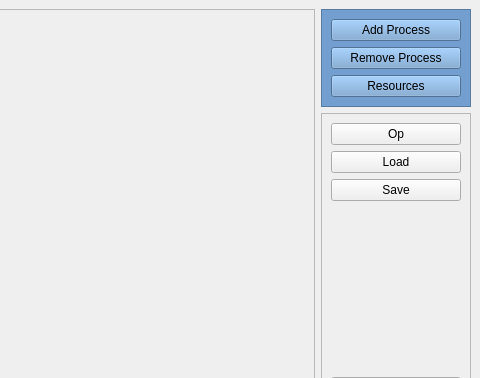
Before: the Qt Designer form simulator/OSProcessSim/mainwindow.ui in Kastautor/OSProcessSim, drawn with Qt 5; both pictures show x 302 to 782 and y 0 to 378 of the 782 by 600 pixel window.
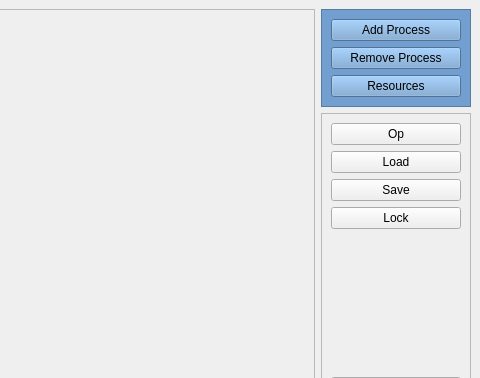
After: the same form once the commit is applied.

Diff of the .ui file:
```diff
--- a/simulator/OSProcessSim/mainwindow.ui
+++ b/simulator/OSProcessSim/mainwindow.ui
@@ -136,6 +136,13 @@
            </property>
           </widget>
          </item>
+         <item>
+          <widget class="QPushButton" name="addLockInstructionButton">
+           <property name="text">
+            <string>Lock</string>
+           </property>
+          </widget>
+         </item>
          <item>
           <spacer name="verticalSpacer">
            <property name="orientation">
```
